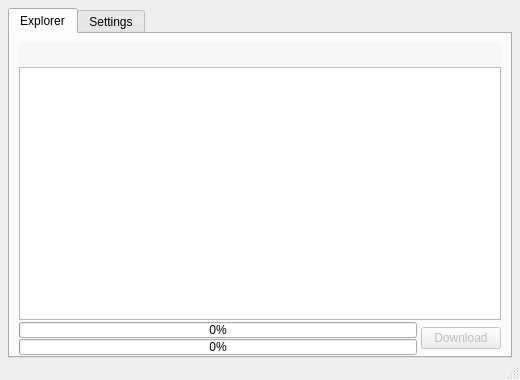
This is pyclient/main_window.ui in WUAmin/wu-blackhole as Qt 5 draws it before an edit. The edited form follows.
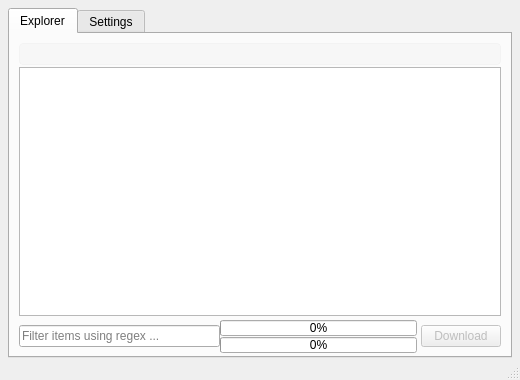
This is the edited form.

Commit message: Add filter to explorer

Patch:
```diff
--- a/pyclient/main_window.ui
+++ b/pyclient/main_window.ui
@@ -128,9 +128,6 @@
           <property name="selectionBehavior">
            <enum>QAbstractItemView::SelectRows</enum>
           </property>
-          <attribute name="horizontalHeaderShowSortIndicator" stdset="0">
-           <bool>true</bool>
-          </attribute>
           <attribute name="horizontalHeaderStretchLastSection">
            <bool>true</bool>
           </attribute>
@@ -140,7 +137,20 @@
          </widget>
         </item>
         <item row="4" column="0">
-         <layout class="QHBoxLayout" name="horizontalLayout_3" stretch="1,0">
+         <layout class="QHBoxLayout" name="horizontalLayout_3" stretch="0,0,0">
+          <property name="topMargin">
+           <number>2</number>
+          </property>
+          <property name="bottomMargin">
+           <number>2</number>
+          </property>
+          <item>
+           <widget class="QLineEdit" name="filter_le">
+            <property name="placeholderText">
+             <string>Filter items using regex ...</string>
+            </property>
+           </widget>
+          </item>
           <item>
            <layout class="QVBoxLayout" name="verticalLayout">
             <property name="spacing">
```
The commit also changes 2 other files.
